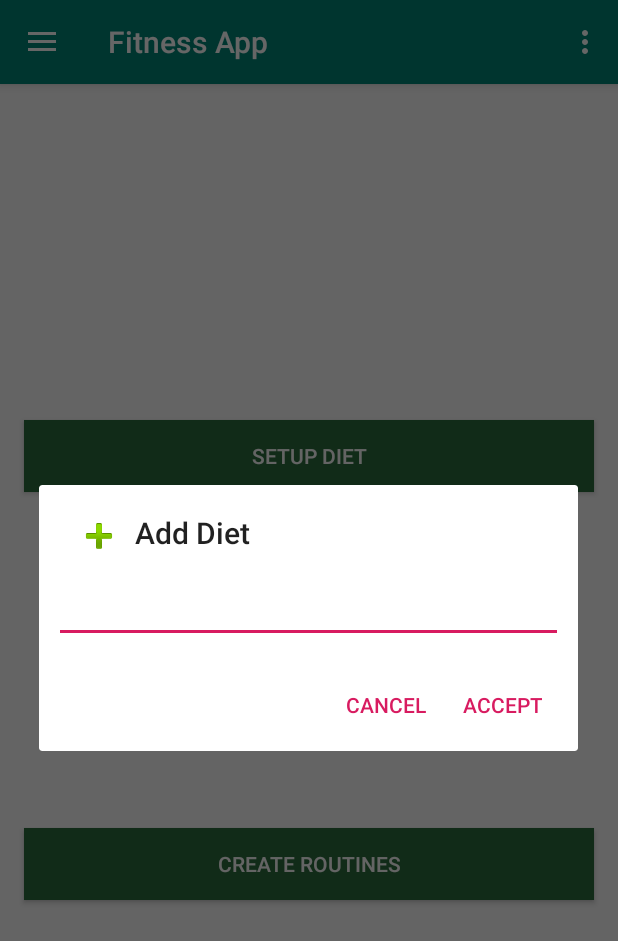
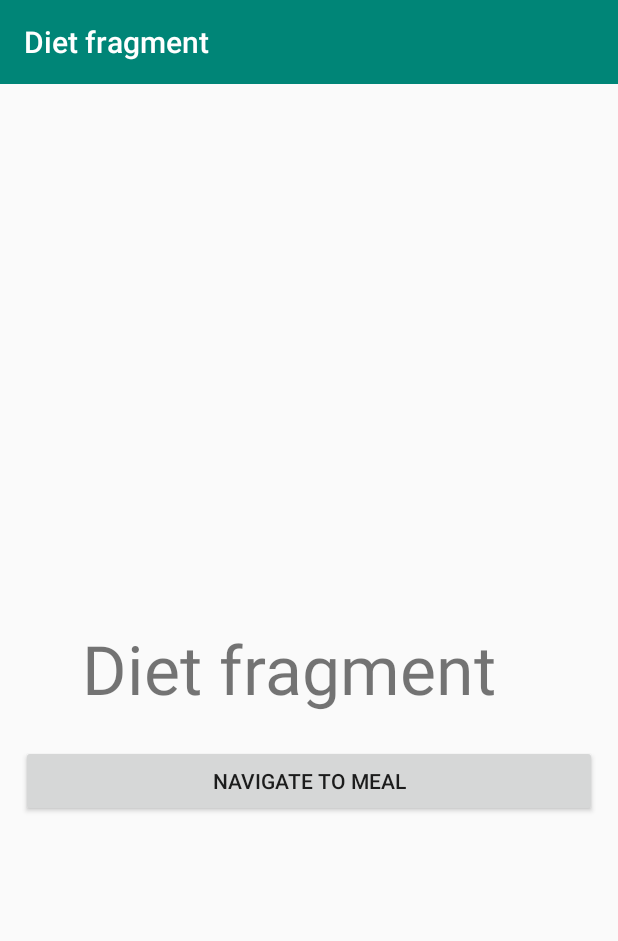
Before and after one commit to Deakyu/fitness-app, an Android app: the MainActivity screen opened directly, with no data from a screen before it, after a tap on "Diets", on a phone screen of 412 x 824 dp. Shown: the top 941 px of the screen. Run offline under Robolectric (Android 15) with nearby library versions, the phone set to English and light mode, and no system bars; our stand-ins replace navigation-ui; 1 other tap on this screen came first.

Commit message:
fragments, navigation component,changes in manifest, strings file etc

```diff
--- /dev/null
+++ b/app/src/main/java/com/example/deakyu/fitnessapp/DietActivity.kt
@@ -0,0 +1,48 @@
+package com.example.deakyu.fitnessapp
+
+import android.content.Context
+import android.content.Intent
+import android.os.Bundle
+import android.support.v7.app.AppCompatActivity
+import androidx.navigation.NavController
+import androidx.navigation.findNavController
+import androidx.navigation.fragment.NavHostFragment
+import androidx.navigation.ui.NavigationUI
+import kotlinx.android.synthetic.main.activity_diet.*
+
+class DietActivity : AppCompatActivity() {
+
+
+    companion object {
+
+        fun newIntent(context : Context): Intent
+        {
+            val intent = Intent(context,DietActivity::class.java)
+            return intent
+        }
+    }
+
+
+    override fun onCreate(savedInstanceState: Bundle?) {
+        super.onCreate(savedInstanceState)
+        setContentView(R.layout.activity_diet)
+
+        setSupportActionBar(toolbar)
+
+        val host: NavHostFragment = supportFragmentManager
+                .findFragmentById(R.id.host_fragment) as NavHostFragment? ?: return
+
+        val navController = host.navController
+        setupActionBar(navController)
+
+    }
+
+    private fun setupActionBar(navController: NavController) {
+
+        NavigationUI.setupActionBarWithNavController(this, navController)
+    }
+
+    override fun onSupportNavigateUp()
+            = findNavController(R.id.host_fragment).navigateUp()
+
+}
--- /dev/null
+++ b/app/src/main/java/com/example/deakyu/fitnessapp/DietFragment.kt
@@ -0,0 +1,34 @@
+package com.example.deakyu.fitnessapp
+
+
+import android.os.Bundle
+import android.support.v4.app.Fragment
+import android.view.LayoutInflater
+import android.view.View
+import android.view.ViewGroup
+import android.widget.Button
+import androidx.navigation.NavOptions
+import androidx.navigation.Navigation
+import androidx.navigation.Navigation.findNavController
+
+
+class DietFragment : Fragment() {
+
+    override fun onCreateView(inflater: LayoutInflater, container: ViewGroup?,
+                              savedInstanceState: Bundle?): View? {
+
+        return inflater.inflate(R.layout.fragment_diet, container, false)
+    }
+
+    override fun onViewCreated(view: View, savedInstanceState: Bundle?) {
+        super.onViewCreated(view, savedInstanceState)
+
+
+        view.findViewById<Button>(R.id.diet_bt)?.setOnClickListener(
+                Navigation.createNavigateOnClickListener(R.id.next_action,null)
+        )
+
+    }
+
+
+}
--- a/app/src/main/java/com/example/deakyu/fitnessapp/MainActivity.kt
+++ b/app/src/main/java/com/example/deakyu/fitnessapp/MainActivity.kt
@@ -70,8 +70,11 @@ class MainActivity : AppCompatActivity(), NavigationView.OnNavigationItemSelecte
         when (item.itemId) {
             R.id.nav_diets -> {
 
+                val intent = DietActivity.newIntent(this)
+                startActivity(intent)
+
                 //TODO: Create the layout to setup diet and put the following code in the activity related
-                   createAlertDialog(getString(R.string.add_diet))
+                 //  createAlertDialog(getString(R.string.add_diet))
 
                 //we can reuse the las alertDialog for meals
                 // createAlertDialog("Add Meal")
--- /dev/null
+++ b/app/src/main/res/anim/slide_in_left.xml
@@ -0,0 +1,8 @@
+<?xml version="1.0" encoding="utf-8"?>
+<set xmlns:android="http://schemas.android.com/apk/res/android">
+
+    <translate android:fromXDelta="-100%" android:toXDelta="0%"
+        android:fromYDelta="0%" android:toYDelta="0%"
+        android:duration="700"/>
+
+</set>
--- /dev/null
+++ b/app/src/main/res/anim/slide_in_right.xml
@@ -0,0 +1,6 @@
+<?xml version="1.0" encoding="utf-8"?>
+<set xmlns:android="http://schemas.android.com/apk/res/android">
+    <translate android:fromXDelta="100%" android:toXDelta="0%"
+        android:fromYDelta="0%" android:toYDelta="0%"
+        android:duration="700"/>
+</set>
--- /dev/null
+++ b/app/src/main/res/anim/slide_out_left.xml
@@ -0,0 +1,6 @@
+<?xml version="1.0" encoding="utf-8"?>
+<set xmlns:android="http://schemas.android.com/apk/res/android">
+    <translate android:fromXDelta="0%" android:toXDelta="-100%"
+        android:fromYDelta="0%" android:toYDelta="0%"
+        android:duration="700"/>
+</set>
--- /dev/null
+++ b/app/src/main/res/anim/slide_out_right.xml
@@ -0,0 +1,6 @@
+<?xml version="1.0" encoding="utf-8"?>
+<set xmlns:android="http://schemas.android.com/apk/res/android">
+    <translate android:fromXDelta="0%" android:toXDelta="100%"
+        android:fromYDelta="0%" android:toYDelta="0%"
+        android:duration="700"/>
+</set>
--- /dev/null
+++ b/app/src/main/res/layout/activity_diet.xml
@@ -0,0 +1,31 @@
+<?xml version="1.0" encoding="utf-8"?>
+<android.support.constraint.ConstraintLayout xmlns:android="http://schemas.android.com/apk/res/android"
+    xmlns:app="http://schemas.android.com/apk/res-auto"
+    xmlns:tools="http://schemas.android.com/tools"
+    android:layout_width="match_parent"
+    android:layout_height="match_parent"
+    tools:context=".DietActivity">
+
+    <android.support.v7.widget.Toolbar
+        android:id="@+id/toolbar"
+        android:layout_width="match_parent"
+        android:layout_height="wrap_content"
+        android:background="@color/colorPrimary"
+        android:theme="@style/ThemeOverlay.AppCompat.Dark"
+        app:layout_constraintEnd_toEndOf="parent"
+        app:layout_constraintStart_toStartOf="parent"
+        app:layout_constraintTop_toTopOf="parent" />
+
+    <fragment
+        android:id="@+id/host_fragment"
+        android:name="androidx.navigation.fragment.NavHostFragment"
+        android:layout_width="match_parent"
+        android:layout_height="500dp"
+        app:defaultNavHost="true"
+        app:layout_constraintBottom_toBottomOf="parent"
+        app:layout_constraintEnd_toEndOf="parent"
+        app:layout_constraintStart_toStartOf="parent"
+        app:layout_constraintTop_toBottomOf="@+id/toolbar"
+        app:navGraph="@navigation/navigation" />
+
+</android.support.constraint.ConstraintLayout>
--- /dev/null
+++ b/app/src/main/res/layout/fragment_diet.xml
@@ -0,0 +1,41 @@
+<?xml version="1.0" encoding="utf-8"?>
+<android.support.constraint.ConstraintLayout xmlns:android="http://schemas.android.com/apk/res/android"
+    xmlns:app="http://schemas.android.com/apk/res-auto"
+    xmlns:tools="http://schemas.android.com/tools"
+    android:id="@+id/linearLayout"
+    android:layout_width="match_parent"
+    android:layout_height="match_parent"
+    tools:layout_editor_absoluteY="25dp">
+
+
+    <TextView
+        android:id="@+id/text"
+        android:layout_width="384dp"
+        android:layout_height="73dp"
+        android:layout_marginBottom="32dp"
+        android:layout_marginTop="225dp"
+        android:text="@string/diet_fragment"
+        android:textAlignment="center"
+        android:textSize="45sp"
+        app:layout_constraintBottom_toTopOf="@+id/diet_bt"
+        app:layout_constraintEnd_toEndOf="parent"
+        app:layout_constraintHorizontal_bias="0.0"
+        app:layout_constraintStart_toStartOf="parent"
+        app:layout_constraintTop_toTopOf="parent"
+        app:layout_constraintVertical_chainStyle="packed" />
+
+    <Button
+        android:id="@+id/diet_bt"
+        android:layout_width="384dp"
+        android:layout_height="48dp"
+        android:layout_marginBottom="8dp"
+        android:layout_marginTop="8dp"
+        android:text="Navigate to Meal"
+        app:layout_constraintEnd_toEndOf="parent"
+        app:layout_constraintHorizontal_bias="0.5"
+        app:layout_constraintStart_toStartOf="parent"
+        app:layout_constraintTop_toBottomOf="@+id/text"
+        app:layout_constraintVertical_bias="0.594" />
+
+
+</android.support.constraint.ConstraintLayout>
--- /dev/null
+++ b/app/src/main/res/navigation/navigation.xml
@@ -0,0 +1,73 @@
+<?xml version="1.0" encoding="utf-8"?>
+
+<navigation xmlns:android="http://schemas.android.com/apk/res/android"
+    xmlns:app="http://schemas.android.com/apk/res-auto"
+    xmlns:tools="http://schemas.android.com/tools"
+    app:startDestination="@+id/diet_home">
+
+    <fragment
+        android:id="@+id/diet_home"
+        android:name="com.example.deakyu.fitnessapp.DietFragment"
+        android:label= "@string/diet_fragment"
+        tools:layout = "@layout/fragment_diet">
+
+        <action
+            android:id="@+id/next_action"
+            app:destination="@+id/meal_home"
+            app:enterAnim="@anim/slide_in_right"
+            app:exitAnim="@anim/slide_out_left"
+            app:popEnterAnim="@anim/slide_in_left"
+            app:popExitAnim="@anim/slide_out_right"
+            />
+
+    </fragment>
+
+    <fragment
+        android:id="@+id/meal_home"
+        android:name="com.example.deakyu.fitnessapp.MealFragment"
+        android:label= "@string/meal_fragment"
+        tools:layout = "@layout/fragment_meal">
+
+
+        <action
+            android:id="@+id/next_action"
+            app:destination="@+id/list_food_home"
+            app:enterAnim="@anim/slide_in_right"
+            app:exitAnim="@anim/slide_out_left"
+            app:popEnterAnim="@anim/slide_in_left"
+            app:popExitAnim="@anim/slide_out_right"
+            />
+
+
+    </fragment>
+
+    <fragment
+        android:id="@+id/list_food_home"
+        android:name="com.example.deakyu.fitnessapp.ListFoodFragment"
+        android:label= "@string/list_food_fragment"
+        tools:layout = "@layout/fragment_list_food">
+
+        <action
+            android:id="@+id/next_action"
+            app:destination="@+id/add_food_home"
+            app:enterAnim="@anim/slide_in_right"
+            app:exitAnim="@anim/slide_out_left"
+            app:popEnterAnim="@anim/slide_in_left"
+            app:popExitAnim="@anim/slide_out_right"
+            />
+
+    </fragment>
+
+    <fragment
+        android:id="@+id/add_food_home"
+        android:name="com.example.deakyu.fitnessapp.AddFoodFragment"
+        android:label= "@string/add_food_fragment"
+        tools:layout = "@layout/fragment_add_food">
+
+
+
+    </fragment>
+
+
+
+</navigation>
--- a/app/src/main/res/values/strings.xml
+++ b/app/src/main/res/values/strings.xml
@@ -48,4 +48,16 @@
     <string name="add_diet">Add Diet</string>
     <string name="add_meal">Add Meal</string>
 
+    <!-- Fragment Diet -->
+    <string name="diet_fragment">Diet fragment</string>
+
+    <!-- Fragment Meal -->
+    <string name="meal_fragment">Meal fragment</string>
+
+    <!-- List Food fragment -->
+    <string name="list_food_fragment">List Food fragment</string>
+
+    <!-- Add food fragment -->
+    <string name="add_food_fragment">Add food fragment</string>
+
 </resources>
--- a/build.gradle
+++ b/build.gradle
@@ -9,6 +9,7 @@ buildscript {
     dependencies {
         classpath 'com.android.tools.build:gradle:3.2.0-alpha18'
         classpath "org.jetbrains.kotlin:kotlin-gradle-plugin:$kotlin_version"
+        classpath 'android.arch.navigation:navigation-safe-args-gradle-plugin:1.0.0-alpha01'
 
         // NOTE: Do not place your application dependencies here; they belong
         // in the individual module build.gradle files
```
Also changed, not shown: app/build.gradle (+12 -2 lines), app/src/main/AndroidManifest.xml (+5 -8 lines), app/src/main/java/com/example/deakyu/fitnessapp/AddFoodFragment.kt (added, +19 -0 lines), app/src/main/java/com/example/deakyu/fitnessapp/ListFoodFragment.kt (added, +32 -0 lines), app/src/main/java/com/example/deakyu/fitnessapp/MealFragment.kt (added, +34 -0 lines), app/src/main/res/layout/fragment_add_food.xml (added, +26 -0 lines), app/src/main/res/layout/fragment_list_food.xml (added, +41 -0 lines), app/src/main/res/layout/fragment_meal.xml (added, +41 -0 lines).
